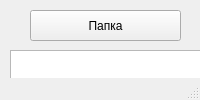
First picture: the form in eazy_editor1/eazy_editor.ui, repository crazyzay4/eazy_editor, before the edit.
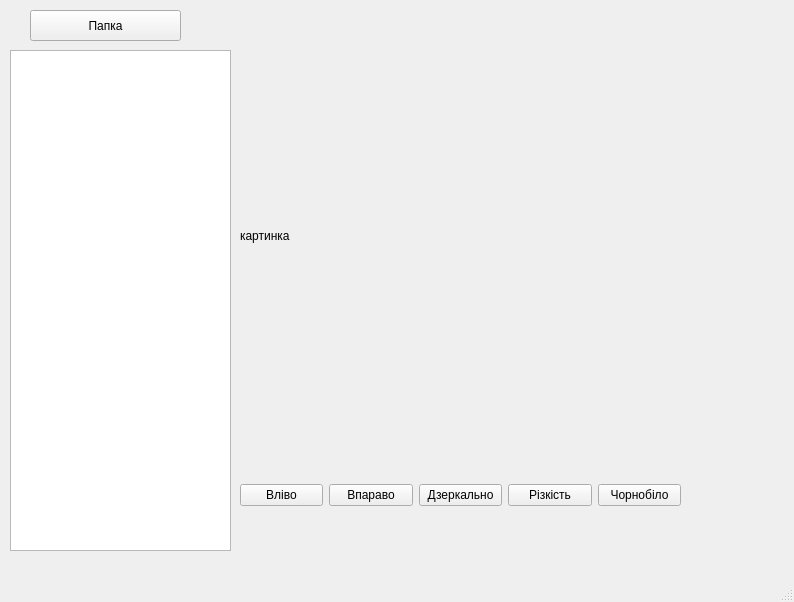
Second picture: the form after the edit.

The edit to the form file:
```diff
--- a/eazy_editor1/eazy_editor.ui
+++ b/eazy_editor1/eazy_editor.ui
@@ -2,6 +2,14 @@
 <ui version="4.0">
  <class>MainWindow</class>
  <widget class="QMainWindow" name="MainWindow">
+  <property name="geometry">
+   <rect>
+    <x>0</x>
+    <y>0</y>
+    <width>794</width>
+    <height>602</height>
+   </rect>
+  </property>
   <property name="windowTitle">
    <string>MainWindow</string>
   </property>
@@ -79,10 +87,10 @@
    <widget class="QLabel" name="photo_lb">
     <property name="geometry">
      <rect>
-      <x>250</x>
-      <y>240</y>
-      <width>47</width>
-      <height>13</height>
+      <x>240</x>
+      <y>10</y>
+      <width>541</width>
+      <height>451</height>
      </rect>
     </property>
     <property name="text">
```
Left out of the diff: 2 changed lines with no effect on the pictures.
